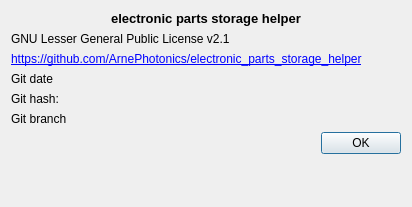
Above: infowindow.ui from ArnePhotonics/EpartStocker before the change. Below: the same form after it.
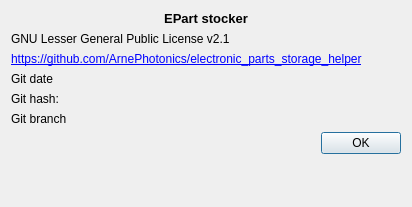
That is the form after the change.

Commit message: renamed to epart stocker

```diff
--- a/infowindow.ui
+++ b/infowindow.ui
@@ -24,7 +24,7 @@
       </font>
      </property>
      <property name="text">
-      <string>electronic parts storage helper</string>
+      <string>EPart stocker</string>
      </property>
      <property name="alignment">
       <set>Qt::AlignCenter</set>
```
The commit also changes 2 other files.
